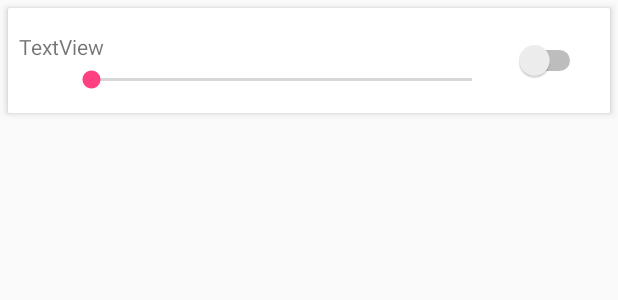
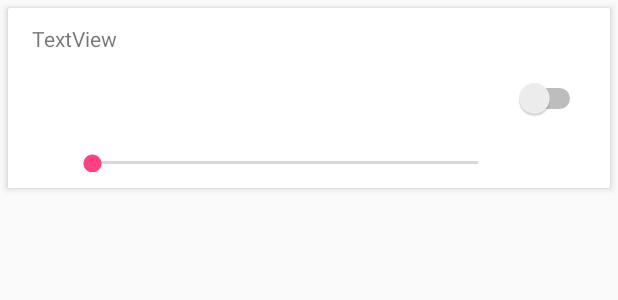
Before and after one commit to henriknelson/android_kyee, an Android app: the layout light_card.xml on its own in the app's theme, with its tools: preview values and no code run, on a phone screen of 412 x 824 dp. Shown: the top 300 px of the screen. Run offline under Robolectric (Android 15) with nearby library versions, the phone set to English and light mode, and no system bars.

Commit message:
Now uses kYee's LightManager class

```diff
--- a/app/build.gradle
+++ b/app/build.gradle
@@ -33,5 +33,6 @@ dependencies {
     testImplementation 'junit:junit:4.12'
     androidTestImplementation 'com.android.support.test:runner:1.0.0'
     androidTestImplementation 'com.android.support.test.espresso:espresso-core:3.0.0'
+    compile 'com.github.QuadFlask:colorpicker:0.0.13'
     compile project(":kYee")
 }
--- a/app/src/main/AndroidManifest.xml
+++ b/app/src/main/AndroidManifest.xml
@@ -4,6 +4,7 @@
 
     <uses-permission android:name="android.permission.INTERNET" />
     <uses-permission android:name="android.permission.ACCESS_NETWORK_STATE" />
+    <uses-permission android:name="android.permission.CHANGE_WIFI_MULTICAST_STATE" />
 
     <application
         android:allowBackup="true"
--- a/app/src/main/java/nu/cliffords/android_kyee/Interfaces/LightsAdapterListener.kt
+++ b/app/src/main/java/nu/cliffords/android_kyee/Interfaces/LightViewListener.kt
@@ -1,11 +1,11 @@
 package nu.cliffords.android_kyee.Interfaces
 
-import nu.cliffords.kyee.Light
+import nu.cliffords.kyee.classes.Light
 
 /**
  * Created by Henrik Nelson on 2017-08-11.
  */
-interface LightsAdapterListener {
+interface LightViewListener {
     fun onToggle(light: Light, state: Boolean)
     fun onBrighnessChange(light: Light, brightness: Int)
     fun onClick(light: Light)
--- a/app/src/main/java/nu/cliffords/android_kyee/MainActivity.kt
+++ b/app/src/main/java/nu/cliffords/android_kyee/MainActivity.kt
@@ -10,6 +10,7 @@ import kotlinx.android.synthetic.main.activity_main.*
 import kotlinx.android.synthetic.main.app_bar_main.*
 import nu.cliffords.android_kyee.Fragments.AboutFragment
 import nu.cliffords.android_kyee.Fragments.LightsFragment
+import nu.cliffords.kyee.classes.LightManager
 
 class MainActivity : AppCompatActivity(), NavigationView.OnNavigationItemSelectedListener {
 
@@ -49,6 +50,7 @@ class MainActivity : AppCompatActivity(), NavigationView.OnNavigationItemSelecte
                 supportFragmentManager.beginTransaction().replace(R.id.frame_container,LightsFragment()).commit()
             }
             R.id.nav_settings -> {
+
             }
             R.id.nav_about -> {
                 supportFragmentManager.beginTransaction().replace(R.id.frame_container,AboutFragment()).addToBackStack("about_fragment").commit()
--- a/app/src/main/res/layout/light_card.xml
+++ b/app/src/main/res/layout/light_card.xml
@@ -2,15 +2,20 @@
 <android.support.v7.widget.CardView xmlns:android="http://schemas.android.com/apk/res/android"
     xmlns:card_view="http://schemas.android.com/apk/res-auto"
     xmlns:tools="http://schemas.android.com/tools"
-    android:layout_width="match_parent"
-    android:layout_height="70dp"
+    android:layout_width="fill_parent"
+    android:layout_height="120dp"
     android:layout_margin="5dp"
     android:orientation="vertical"
     card_view:cardCornerRadius="1dp"
     card_view:cardElevation="3dp">
 
+    <LinearLayout
+        android:layout_width="match_parent"
+        android:layout_height="match_parent"
+        android:orientation="horizontal"></LinearLayout>
+
     <android.support.constraint.ConstraintLayout
-        android:layout_width="match_parent"
+        android:layout_width="fill_parent"
         android:layout_height="match_parent"
         card_view:layout_constraintBottom_toBottomOf="@+id/nameView"
         card_view:layout_constraintTop_toBottomOf="@+id/nameView">
@@ -18,15 +23,15 @@
         <TextView
             android:id="@+id/lightNameView"
             android:layout_width="wrap_content"
-            android:layout_height="wrap_content"
-            android:layout_marginStart="7dp"
+            android:layout_height="19dp"
             android:text="TextView"
+            tools:layout_editor_absoluteY="7dp"
+            tools:layout_editor_absoluteX="16dp"
+            card_view:layout_constraintTop_toTopOf="parent"
             card_view:layout_constraintStart_toStartOf="parent"
-            tools:layout_editor_absoluteX="7dp"
-            tools:layout_editor_absoluteY="16dp"
-            card_view:layout_constraintTop_toTopOf="parent"
-            android:layout_marginTop="16dp"
-            android:layout_marginBottom="5dp"
+            android:layout_marginTop="7dp"
+            android:layout_marginStart="16dp"
+            android:layout_marginBottom="63dp"
             card_view:layout_constraintBottom_toTopOf="@+id/lightSeekBar" />
 
         <Switch
@@ -34,28 +39,24 @@
             android:layout_width="wrap_content"
             android:layout_height="wrap_content"
             android:layout_marginEnd="16dp"
+            card_view:layout_constraintBottom_toBottomOf="parent"
             card_view:layout_constraintEnd_toEndOf="parent"
-            tools:layout_editor_absoluteX="318dp"
-            tools:layout_editor_absoluteY="22dp"
             card_view:layout_constraintStart_toEndOf="@+id/lightSeekBar"
             card_view:layout_constraintTop_toTopOf="parent"
-            card_view:layout_constraintBottom_toBottomOf="parent" />
+            card_view:layout_constraintHorizontal_bias="1.0"
+            card_view:layout_constraintVertical_bias="0.505" />
 
         <SeekBar
             android:id="@+id/lightSeekBar"
-            android:layout_width="0dp"
-            android:layout_height="0dp"
+            android:layout_width="289dp"
+            android:layout_height="12dp"
+            android:layout_marginStart="40dp"
             android:max="100"
-            tools:layout_editor_absoluteX="39dp"
-            tools:layout_editor_absoluteY="40dp"
+            card_view:layout_constraintStart_toStartOf="parent"
+            tools:layout_editor_absoluteY="101dp"
+            card_view:layout_constraintBottom_toBottomOf="parent"
             card_view:layout_constraintTop_toBottomOf="@+id/lightNameView"
-            card_view:layout_constraintEnd_toStartOf="@+id/lightToggleSwitch"
-            android:layout_marginBottom="15dp"
-            card_view:layout_constraintStart_toStartOf="parent"
-            android:layout_marginStart="39dp"
-            card_view:layout_constraintBottom_toBottomOf="parent"
-            android:layout_marginEnd="12dp"
-            />
+            android:layout_marginBottom="7dp" />
 
     </android.support.constraint.ConstraintLayout>
 
--- a/build.gradle
+++ b/build.gradle
@@ -19,6 +19,7 @@ allprojects {
     repositories {
         google()
         jcenter()
+        maven { url "https://jitpack.io" }
     }
 }
 
```
Also changed, not shown: app/src/main/java/nu/cliffords/android_kyee/Adapters/LightsAdapter.kt (+9 -31 lines), app/src/main/java/nu/cliffords/android_kyee/Fragments/LightsFragment.kt (+50 -20 lines), app/src/main/java/nu/cliffords/android_kyee/Widgets/LightCardView.kt (added, +66 -0 lines), app/src/main/res/layout/fragment_lights.xml (+10 -1 lines).
